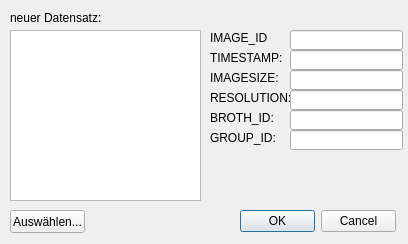
Before: the Qt Designer form StreptoDB/UploadDialog.ui in alexjanssen/StreptoDB, drawn with Qt 5.
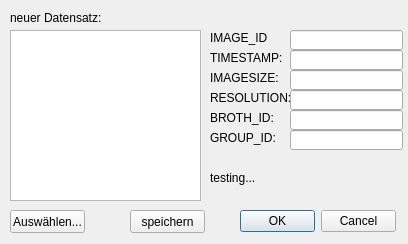
After: the same form once the commit is applied.

Commit message:
DBController class: -added functions openDB() and closeDB() -added function addImage() //not working;sqlite3_prepare_v2() failed;I'm tired()
UploadDialog class:
-added function insertIntoDB()

Patch:
```diff
--- a/StreptoDB/UploadDialog.ui
+++ b/StreptoDB/UploadDialog.ui
@@ -203,6 +203,32 @@
     </rect>
    </property>
   </widget>
+  <widget class="QLabel" name="label_test">
+   <property name="geometry">
+    <rect>
+     <x>210</x>
+     <y>170</y>
+     <width>191</width>
+     <height>16</height>
+    </rect>
+   </property>
+   <property name="text">
+    <string>testing...</string>
+   </property>
+  </widget>
+  <widget class="QPushButton" name="pushButton_2">
+   <property name="geometry">
+    <rect>
+     <x>130</x>
+     <y>210</y>
+     <width>75</width>
+     <height>23</height>
+    </rect>
+   </property>
+   <property name="text">
+    <string>speichern</string>
+   </property>
+  </widget>
  </widget>
  <resources/>
  <connections>
```
Left out of the diff: 17 changed lines with no effect on the pictures. The commit also changes 8 other files.
